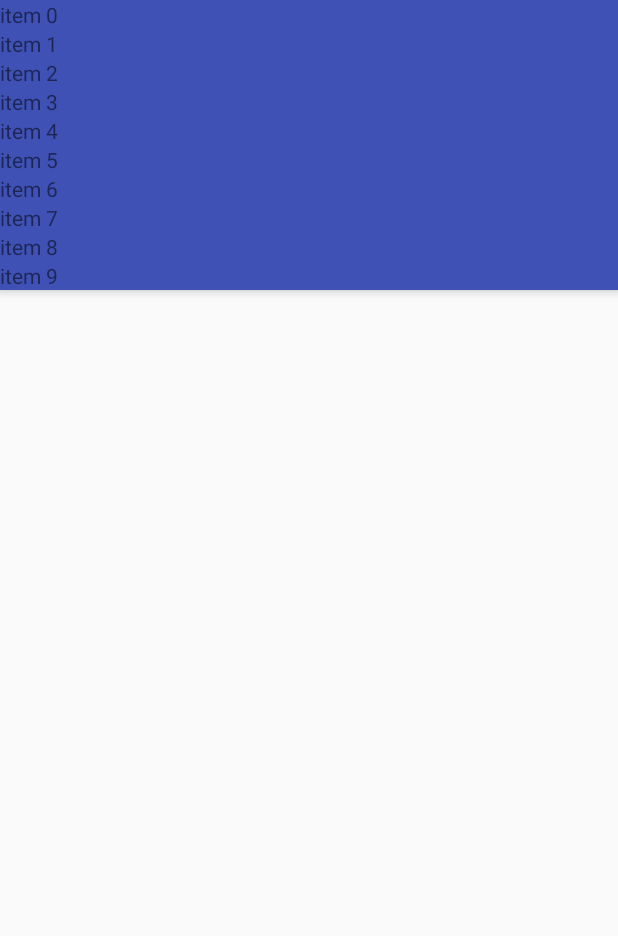
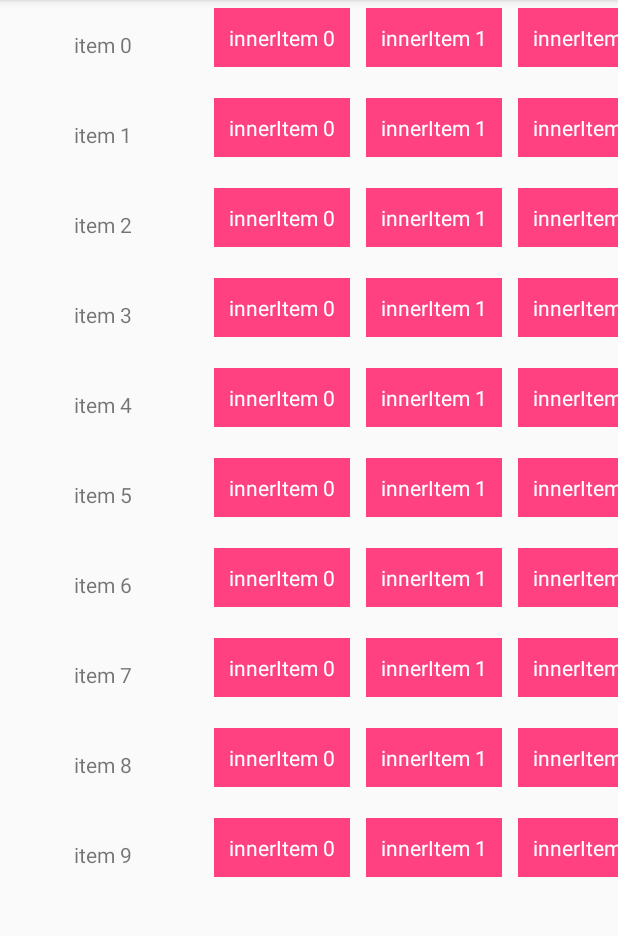
Before and after one commit to sadikuls/NestedRecycler, an Android app: the screen it shows after launch (MainActivity), on a phone screen of 412 x 824 dp, the part 84-1020 px from its top. Run offline under Robolectric (Android 15) with nearby library versions, the phone set to English and light mode, and no system bars.

Commit message:
Added inner Recyclerview as horizontal

```diff
--- a/app/build.gradle
+++ b/app/build.gradle
@@ -16,10 +16,14 @@ android {
             proguardFiles getDefaultProguardFile('proguard-android.txt'), 'proguard-rules.pro'
         }
     }
+    buildToolsVersion '27.0.0'
+    dexOptions {
+        incremental true
+    }
 }
 
 dependencies {
-    implementation fileTree(dir: 'libs', include: ['*.jar'])
+    implementation fileTree(include: ['*.jar'], dir: 'libs')
     implementation 'com.android.support:appcompat-v7:26.1.0'
     implementation 'com.android.support:recyclerview-v7:26.1.0'
     implementation 'com.android.support:design:26.1.0'
--- a/app/src/main/java/com/sadikul/nestedrecycler/Adapter/AdapterMainRecycler.java
+++ b/app/src/main/java/com/sadikul/nestedrecycler/Adapter/AdapterMainRecycler.java
@@ -1,6 +1,7 @@
 package com.sadikul.nestedrecycler.Adapter;
 
 import android.content.Context;
+import android.support.v7.widget.LinearLayoutManager;
 import android.support.v7.widget.RecyclerView;
 import android.util.Log;
 import android.view.LayoutInflater;
@@ -47,11 +48,15 @@ public class AdapterMainRecycler extends RecyclerView.Adapter<AdapterMainRecycle
         List<InnerRecyclerItem> innerRecyclerItem = item.getInnerRecyclerItem();
         holder.nameTextview.setText(item.getName());
 
-        //Log.e("innerInAdapter","innerItem "+innerRecyclerItem.size());
-
         for(int i = 0 ; i<innerRecyclerItem.size();i++){
             Log.e("innerInAdapter",item.getName()+" "+ innerRecyclerItem.size()+" "+ i);
         }
+
+
+        holder.innerAdapter.setData(item.getInnerRecyclerItem()); // List of Strings
+        holder.innerAdapter.setRowIndex(position);
+
+
     }
 
     @Override
@@ -63,10 +68,15 @@ public class AdapterMainRecycler extends RecyclerView.Adapter<AdapterMainRecycle
 
         TextView nameTextview;
         RecyclerView innerRecyclerView;
+        InnerRecyclerviewAdapter innerAdapter;
         public viewHolder(View itemView) {
             super(itemView);
             nameTextview = itemView.findViewById(R.id.item_name_textview);
             innerRecyclerView = itemView.findViewById(R.id.innerRecyclerView);
+            innerRecyclerView.setLayoutManager(new LinearLayoutManager(context, LinearLayoutManager.HORIZONTAL, false));
+
+            innerAdapter = new InnerRecyclerviewAdapter();
+            innerRecyclerView.setAdapter(innerAdapter);
         }
     }
 }
--- /dev/null
+++ b/app/src/main/java/com/sadikul/nestedrecycler/Adapter/InnerRecyclerviewAdapter.java
@@ -0,0 +1,79 @@
+package com.sadikul.nestedrecycler.Adapter;
+
+import android.content.Context;
+import android.support.v7.widget.RecyclerView;
+import android.util.Log;
+import android.view.LayoutInflater;
+import android.view.View;
+import android.view.ViewGroup;
+import android.widget.TextView;
+import com.sadikul.nestedrecycler.Model.InnerRecyclerItem;
+import com.sadikul.nestedrecycler.R;
+
+import java.util.List;
+
+/**
+ * Created by Sadikul on 12/30/2017.
+ */
+
+public class InnerRecyclerviewAdapter extends RecyclerView.Adapter<RecyclerView.ViewHolder> {
+
+    private static final String TAG="Inner";
+    private List<InnerRecyclerItem> InnerRecyclerItems;
+    private int mRowIndex = -1;
+
+    public InnerRecyclerviewAdapter() {
+        Log.d(TAG,"constructor");
+    }
+
+    public void setData(List<InnerRecyclerItem> InnerRecyclerItems) {
+
+        Log.d(TAG,"setData");
+        if (InnerRecyclerItems != null) {
+            this.InnerRecyclerItems = InnerRecyclerItems;
+            notifyDataSetChanged();
+        }
+    }
+
+    public void setRowIndex(int index) {
+
+        Log.d(TAG,"setRowIndex");
+        mRowIndex = index;
+    }
+
+    private class ItemViewHolder extends RecyclerView.ViewHolder {
+
+        private TextView text;
+
+        public ItemViewHolder(View itemView) {
+
+            super(itemView);
+            text = (TextView) itemView.findViewById(R.id.item_inner_textview);
+        }
+    }
+
+    @Override
+    public RecyclerView.ViewHolder onCreateViewHolder(ViewGroup parent, int viewType) {
+        Context context = parent.getContext();
+        View itemView = LayoutInflater.from(context).inflate(R.layout.item_inner_recyclerview, parent, false);
+        ItemViewHolder holder = new ItemViewHolder(itemView);
+        Log.d(TAG,"onCreateViewHolder");
+        return holder;
+    }
+
+    @Override
+    public void onBindViewHolder(RecyclerView.ViewHolder rawHolder, int position) {
+        Log.d(TAG,"onBindViewHolder");
+        ItemViewHolder holder = (ItemViewHolder) rawHolder;
+        InnerRecyclerItem item=InnerRecyclerItems.get(position);
+        holder.text.setText(item.getName());
+        holder.itemView.setTag(position);
+    }
+
+    @Override
+    public int getItemCount() {
+        Log.d(TAG,"getItemCount");
+        return InnerRecyclerItems.size();
+    }
+
+}
--- a/app/src/main/java/com/sadikul/nestedrecycler/MainActivity.java
+++ b/app/src/main/java/com/sadikul/nestedrecycler/MainActivity.java
@@ -67,10 +67,10 @@ public class MainActivity extends AppCompatActivity {
             Log.d("innerItems"," c " +innerCount);
             innerRecyclerItems.clear();
 
-            while(innerCount >0){
+            for (int j=0;j<innerCount ; j++){
 
-                innerRecyclerItems.add(new InnerRecyclerItem("innerItem "+ innerCount));
-                innerCount -- ;
+
+                innerRecyclerItems.add(new InnerRecyclerItem("innerItem "+ j));
             }
 
             recyclerViewItems.add(new RecyclerViewItem("item "+ i,innerRecyclerItems));
--- a/app/src/main/res/layout/activity_main.xml
+++ b/app/src/main/res/layout/activity_main.xml
@@ -1,24 +1,27 @@
 <?xml version="1.0" encoding="utf-8"?>
-<android.support.constraint.ConstraintLayout xmlns:android="http://schemas.android.com/apk/res/android"
+<LinearLayout xmlns:android="http://schemas.android.com/apk/res/android"
     xmlns:app="http://schemas.android.com/apk/res-auto"
     xmlns:tools="http://schemas.android.com/tools"
     android:layout_width="match_parent"
+    android:orientation="vertical"
     android:layout_height="match_parent"
     tools:context="com.sadikul.nestedrecycler.MainActivity">
 
 
     <android.support.design.widget.AppBarLayout
         android:layout_width="match_parent"
+        android:id="@+id/appbar"
         android:layout_height="wrap_content">
         <android.support.v7.widget.Toolbar
             android:layout_width="match_parent"
             android:layout_height="?attr/actionBarSize"
             android:id="@+id/mainactivityToolbar"></android.support.v7.widget.Toolbar>
-        <android.support.v7.widget.RecyclerView
-            android:layout_width="match_parent"
-            android:id="@+id/mainRecyclerView"
-            android:layout_height="match_parent"></android.support.v7.widget.RecyclerView>
 
     </android.support.design.widget.AppBarLayout>
 
-</android.support.constraint.ConstraintLayout>
+    <android.support.v7.widget.RecyclerView
+        android:layout_width="match_parent"
+        android:id="@+id/mainRecyclerView"
+        android:layout_height="match_parent"></android.support.v7.widget.RecyclerView>
+
+</LinearLayout>
--- /dev/null
+++ b/app/src/main/res/layout/item_inner_recyclerview.xml
@@ -0,0 +1,16 @@
+<?xml version="1.0" encoding="utf-8"?>
+<LinearLayout xmlns:android="http://schemas.android.com/apk/res/android"
+    android:orientation="vertical"
+    android:layout_weight="2"
+    android:layout_width="wrap_content" android:layout_height="wrap_content">
+    <TextView
+        android:layout_width="wrap_content"
+        android:layout_gravity="center_vertical"
+
+        android:background="@color/colorAccent"
+        android:textColor="#ffffff"
+        android:padding="10dp"
+        android:layout_margin="5dp"
+        android:id="@+id/item_inner_textview"
+        android:layout_height="wrap_content" />
+</LinearLayout>
--- a/app/src/main/res/layout/item_main_recyclerview.xml
+++ b/app/src/main/res/layout/item_main_recyclerview.xml
@@ -7,11 +7,12 @@
         android:layout_width="0dp"
         android:layout_weight="1"
         android:layout_gravity="center_vertical"
+        android:gravity="center"
         android:id="@+id/item_name_textview"
-        android:layout_height="wrap_content" />
+        android:layout_height="50dp" />
     <android.support.v7.widget.RecyclerView
         android:layout_width="0dp"
         android:layout_weight="2"
         android:id="@+id/innerRecyclerView"
-        android:layout_height="wrap_content"></android.support.v7.widget.RecyclerView>
+        android:layout_height="60dp"></android.support.v7.widget.RecyclerView>
 </LinearLayout>
```
